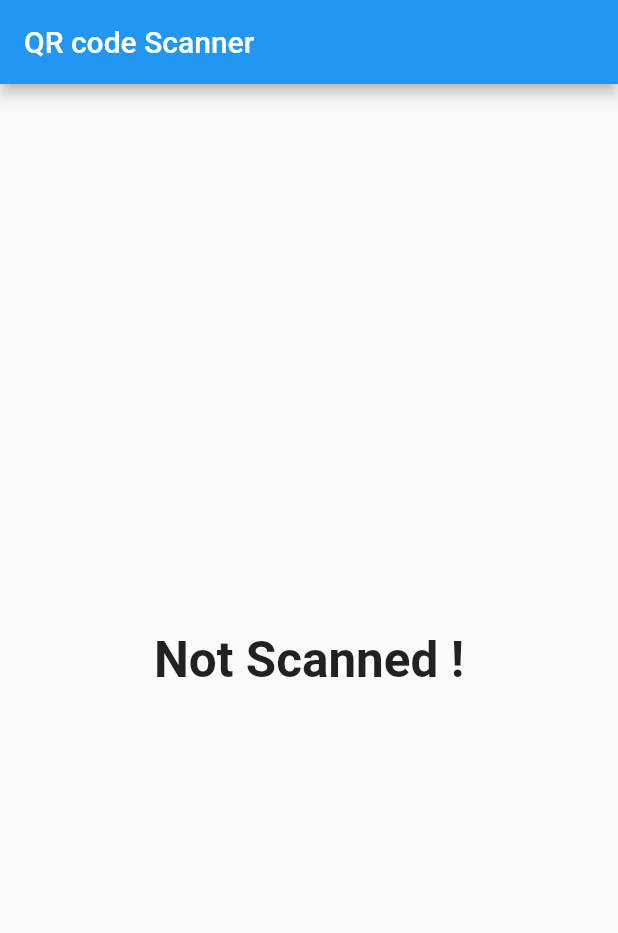
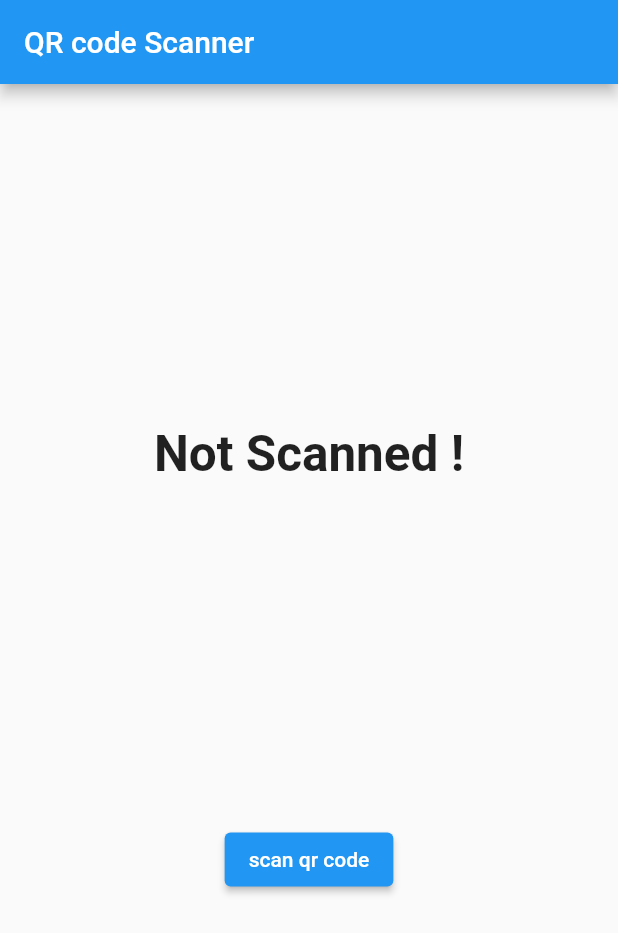
Before and after one commit to sharansriramoju/QRcodeScanner, a Flutter app: the screen it shows after launch, on a phone screen of 412 x 824 dp. Shown: the top 933 px of the screen. Run offline on Flutter 3.47's test engine with Material 2 defaults, Android fonts, the phone set to English and light mode, and no system bars; missing offline and left inert: flutter_barcode_scanner.

Commit message:
created qr scanner bugs left

```diff
--- a/qrcodescanner/lib/main.dart
+++ b/qrcodescanner/lib/main.dart
@@ -1,5 +1,3 @@
-import 'dart:ffi';
-
 import 'package:flutter/material.dart';
 import 'package:flutter_barcode_scanner/flutter_barcode_scanner.dart';
 
@@ -48,7 +46,12 @@ class _MyHomePageState extends State<MyHomePage> {
                 fontSize: width * 0.04,
                 fontWeight: FontWeight.bold,
               ),
-            )
+            ),
+            ElevatedButton(
+                onPressed: scanQr,
+                child: Text(
+                  "scan qr code",
+                ))
           ],
         ),
       ),
@@ -58,7 +61,12 @@ class _MyHomePageState extends State<MyHomePage> {
   Future<void> scanQr() async {
     try {
       FlutterBarcodeScanner.scanBarcode(
-          "#F44336", "cancel", true, ScanMode.BARCODE);
+              "#F44336", "cancel", true, ScanMode.BARCODE)
+          .then((value) {
+        setState(() {
+          qrString = value;
+        });
+      });
     } catch (e) {
       setState(() {
         qrString = "unable to detect QR Code";
```
Also changed, not shown: 2 other files.
